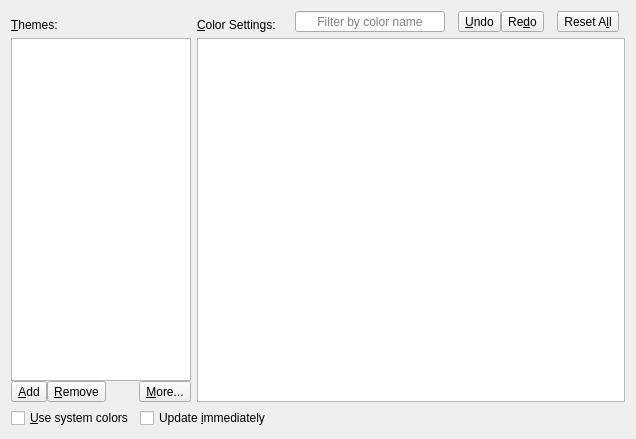
Qt form src/frontends/qt/ui/PrefColorsUi.ui (kojiOnHill/lyx) before a commit.
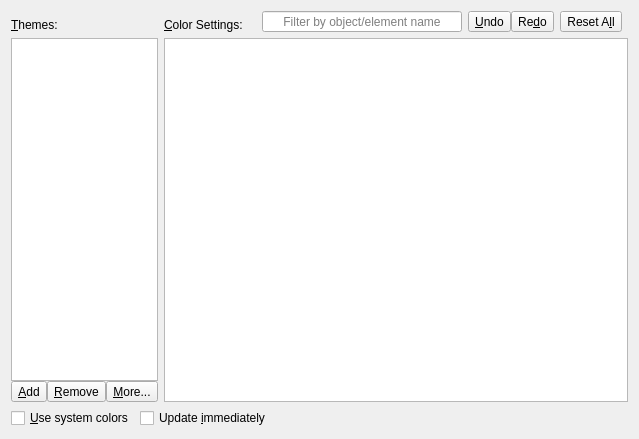
The same form after that commit.

Commit message: Modify titles of the color table in PrefColors dialog

The edit to the form file:
```diff
--- a/src/frontends/qt/ui/PrefColorsUi.ui
+++ b/src/frontends/qt/ui/PrefColorsUi.ui
@@ -75,7 +75,7 @@
           <enum>Qt::Orientation::Horizontal</enum>
          </property>
          <property name="sizeType">
-          <enum>QSizePolicy::Policy::Fixed</enum>
+          <enum>QSizePolicy::Policy::MinimumExpanding</enum>
          </property>
          <property name="sizeHint" stdset="0">
           <size>
@@ -95,7 +95,7 @@
          </property>
          <property name="minimumSize">
           <size>
-           <width>150</width>
+           <width>200</width>
            <height>16</height>
           </size>
          </property>
@@ -112,7 +112,7 @@
           <set>Qt::AlignmentFlag::AlignCenter</set>
          </property>
          <property name="placeholderText">
-          <string>Filter by color name</string>
+          <string>Filter by object/element name</string>
          </property>
          <property name="clearButtonEnabled">
           <bool>true</bool>
@@ -129,7 +129,7 @@
          </property>
          <property name="sizeHint" stdset="0">
           <size>
-           <width>13</width>
+           <width>6</width>
            <height>20</height>
           </size>
          </property>
@@ -180,7 +180,7 @@
          </property>
          <property name="sizeHint" stdset="0">
           <size>
-           <width>13</width>
+           <width>6</width>
            <height>20</height>
           </size>
          </property>
```
The commit also changes 1 other file.
